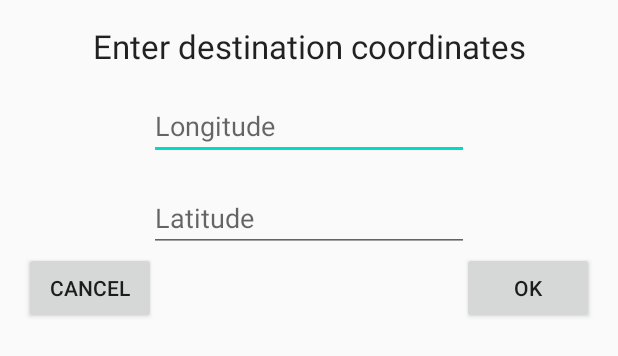
After one commit to Szczepan87/compass, an Android app: the layout dialog_coordinates.xml on its own in the app's theme, with its tools: preview values and no code run, on a phone screen of 412 x 824 dp. The commit adds this screen. Shown: the top 356 px of the screen. Run offline under Robolectric (Android 15) with nearby library versions, the phone set to English and light mode, and no system bars.

Commit message:
showing dialog for entering coordinates

```diff
--- a/app/src/main/java/com/example/compass/ui/MainActivity.kt
+++ b/app/src/main/java/com/example/compass/ui/MainActivity.kt
@@ -39,6 +39,12 @@ class MainActivity : AppCompatActivity() {
         compassActivityViewModel.currentHeading.observe(this, Observer { binding.heading = it })
         compassActivityViewModel.currentAzimuth.observe(this, Observer { binding.azimuth = it })
         handlePermissions()
+        binding.coordinatesButton.setOnClickListener {
+            CoordinatesDialog(compassActivityViewModel).show(
+                supportFragmentManager,
+                "LongLat Dialog"
+            )
+        }
     }
 
     private fun handlePermissions() {
--- a/app/src/main/java/com/example/compass/vm/CompassActivityViewModel.kt
+++ b/app/src/main/java/com/example/compass/vm/CompassActivityViewModel.kt
@@ -8,6 +8,7 @@ import androidx.lifecycle.ViewModel
 import com.example.compass.CompassSensorProvider
 import com.example.compass.LocationProvider
 import com.example.compass.util.DEFAULT_LOCATION
+import com.example.compass.util.toPositiveDegrees
 
 class CompassActivityViewModel(
     private val compassSensorProvider: CompassSensorProvider,
@@ -19,7 +20,7 @@ class CompassActivityViewModel(
         locationProvider.currentLocation.observeForever {
             _currentLocation.postValue(it)
             _currentAzimuth.postValue(
-                it.bearingTo(destinationLocation.value ?: DEFAULT_LOCATION).toInt()
+                it.bearingTo(destinationLocation.value ?: DEFAULT_LOCATION).toPositiveDegrees()
             )
         }
         compassSensorProvider.currentHeading.observeForever { _currentHeading.postValue(it) }
--- /dev/null
+++ b/app/src/main/res/layout/dialog_coordinates.xml
@@ -0,0 +1,80 @@
+<?xml version="1.0" encoding="utf-8"?>
+<layout xmlns:android="http://schemas.android.com/apk/res/android"
+    xmlns:app="http://schemas.android.com/apk/res-auto"
+    xmlns:tools="http://schemas.android.com/tools">
+
+    <data>
+
+        <variable
+            name="destinationLocation"
+            type="android.location.Location" />
+    </data>
+
+    <androidx.constraintlayout.widget.ConstraintLayout
+        android:id="@+id/coordinates_dialog_layout"
+        android:layout_width="match_parent"
+        android:layout_height="wrap_content">
+
+
+        <androidx.appcompat.widget.AppCompatTextView
+            android:id="@+id/coordinate_dialog_title_textView"
+            android:layout_width="wrap_content"
+            android:layout_height="wrap_content"
+            android:layout_marginStart="16dp"
+            android:layout_marginTop="16dp"
+            android:layout_marginEnd="16dp"
+            android:text="@string/coordinate_dialog_title_text"
+            android:textAppearance="@style/TextAppearance.AppCompat.Large"
+            app:layout_constraintEnd_toEndOf="parent"
+            app:layout_constraintStart_toStartOf="parent"
+            app:layout_constraintTop_toTopOf="parent" />
+
+        <androidx.appcompat.widget.AppCompatEditText
+            android:id="@+id/longitude_editText"
+            android:layout_width="wrap_content"
+            android:layout_height="wrap_content"
+            android:layout_marginStart="16dp"
+            android:layout_marginTop="16dp"
+            android:layout_marginEnd="16dp"
+            android:ems="10"
+            android:hint="@string/longitude_hint_text"
+            android:inputType="numberDecimal"
+            app:layout_constraintEnd_toEndOf="parent"
+            app:layout_constraintStart_toStartOf="parent"
+            app:layout_constraintTop_toBottomOf="@+id/coordinate_dialog_title_textView" />
+
+        <androidx.appcompat.widget.AppCompatEditText
+            android:id="@+id/latitude_editText"
+            android:layout_width="wrap_content"
+            android:layout_height="wrap_content"
+            android:layout_marginTop="16dp"
+            android:ems="10"
+            android:hint="@string/latitude_hint_text"
+            android:inputType="numberDecimal"
+            app:layout_constraintEnd_toEndOf="@+id/longitude_editText"
+            app:layout_constraintStart_toStartOf="@+id/longitude_editText"
+            app:layout_constraintTop_toBottomOf="@+id/longitude_editText" />
+
+        <androidx.appcompat.widget.AppCompatButton
+            android:id="@+id/coordinate_dialog_ok_button"
+            android:layout_width="wrap_content"
+            android:layout_height="wrap_content"
+            android:layout_marginEnd="16dp"
+            android:layout_marginBottom="16dp"
+            android:text="@android:string/ok"
+            app:layout_constraintBottom_toBottomOf="parent"
+            app:layout_constraintEnd_toEndOf="parent"
+            app:layout_constraintTop_toBottomOf="@+id/latitude_editText" />
+
+        <androidx.appcompat.widget.AppCompatButton
+            android:id="@+id/coordinate_dialog_cancel_button"
+            android:layout_width="wrap_content"
+            android:layout_height="wrap_content"
+            android:layout_marginStart="16dp"
+            android:layout_marginBottom="16dp"
+            android:text="@android:string/cancel"
+            app:layout_constraintBottom_toBottomOf="parent"
+            app:layout_constraintStart_toStartOf="parent"
+            app:layout_constraintTop_toBottomOf="@+id/latitude_editText" />
+    </androidx.constraintlayout.widget.ConstraintLayout>
+</layout>
--- a/app/src/main/res/values/strings.xml
+++ b/app/src/main/res/values/strings.xml
@@ -1,3 +1,7 @@
 <resources>
     <string name="app_name">Compass</string>
+    <string name="coordinates_button_text">Enter coordinates</string>
+    <string name="coordinate_dialog_title_text">Enter destination coordinates</string>
+    <string name="longitude_hint_text">Longitude</string>
+    <string name="latitude_hint_text">Latitude</string>
 </resources>
```
Also changed, not shown: app/src/main/java/com/example/compass/ui/CoordinatesDialog.kt (added, +27 -0 lines), app/src/main/res/layout/activity_main.xml (+16 -3 lines).
